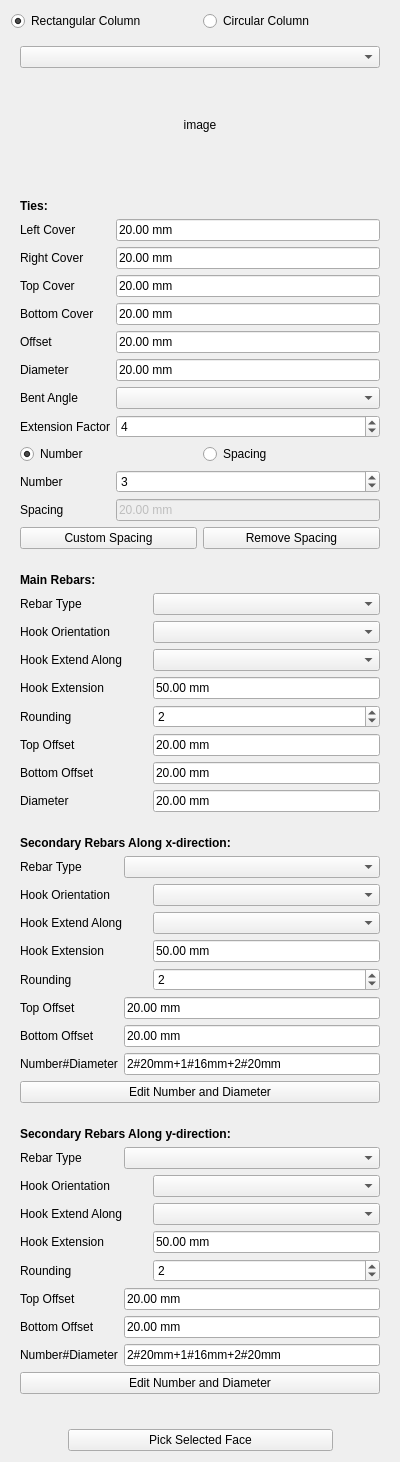
Old version of the form ColumnReinforcement/ColumnReinforcement.ui in the repository amrit3701/FreeCAD-Reinforcement.
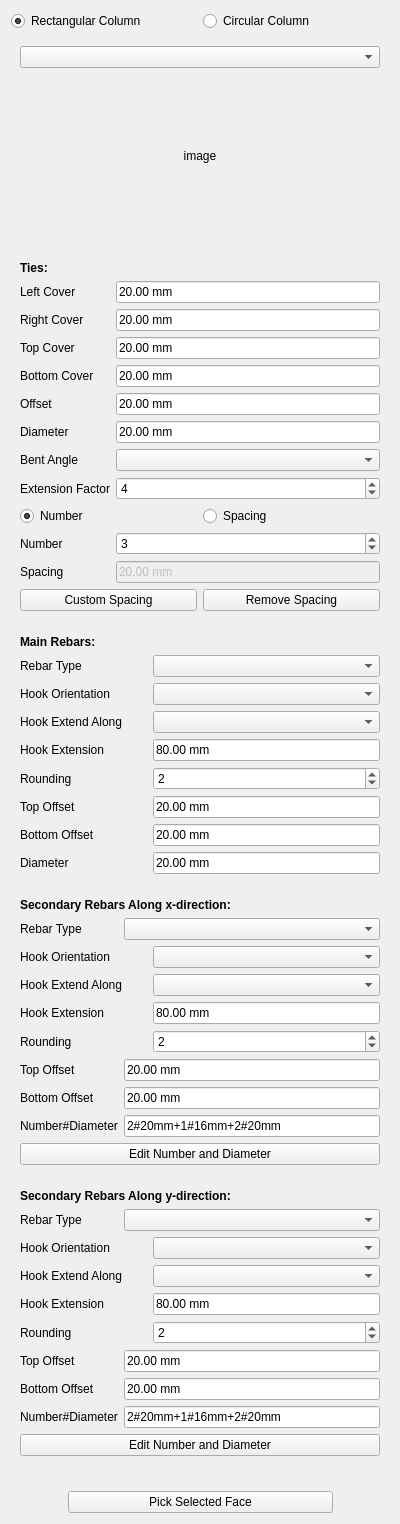
New version of the form. Custom widgets are drawn as their Qt base class.

Commit message:
Set tab order in UI
Set tab order as suggested here:
https://forum.freecadweb.org/viewtopic.php?f=8&t=35077&sid=870619be5b75014ae7bb3728e7f51ae4&start=120#p311799

What changed in the file:
```diff
--- a/ColumnReinforcement/ColumnReinforcement.ui
+++ b/ColumnReinforcement/ColumnReinforcement.ui
@@ -7,7 +7,7 @@
     <x>0</x>
     <y>0</y>
     <width>400</width>
-    <height>1462</height>
+    <height>1524</height>
    </rect>
   </property>
   <property name="windowTitle">
@@ -147,7 +147,7 @@
          <item row="2" column="1">
           <widget class="Gui::InputField" name="y_dirRebarHookExtension">
            <property name="text">
-            <string>50.00 mm</string>
+            <string>80.00 mm</string>
            </property>
            <property name="unit" stdset="0">
             <string notr="true"/>
@@ -380,7 +380,7 @@
          <item row="2" column="1">
           <widget class="Gui::InputField" name="x_dirRebarHookExtension">
            <property name="text">
-            <string>50.00 mm</string>
+            <string>80.00 mm</string>
            </property>
            <property name="unit" stdset="0">
             <string notr="true"/>
@@ -921,7 +921,7 @@
          <item row="2" column="1">
           <widget class="Gui::InputField" name="mainRebarHookExtension">
            <property name="text">
-            <string>50.00 mm</string>
+            <string>80.00 mm</string>
            </property>
            <property name="unit" stdset="0">
             <string notr="true"/>
```
Left out of the diff: 46 changed lines with no effect on the pictures.
